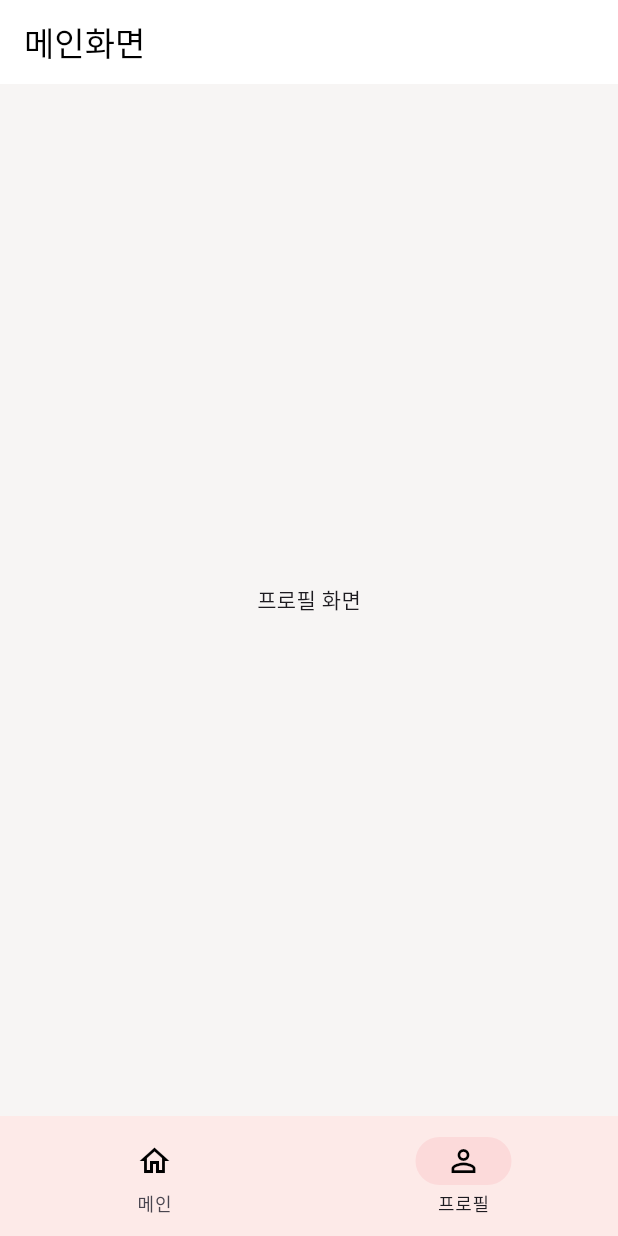
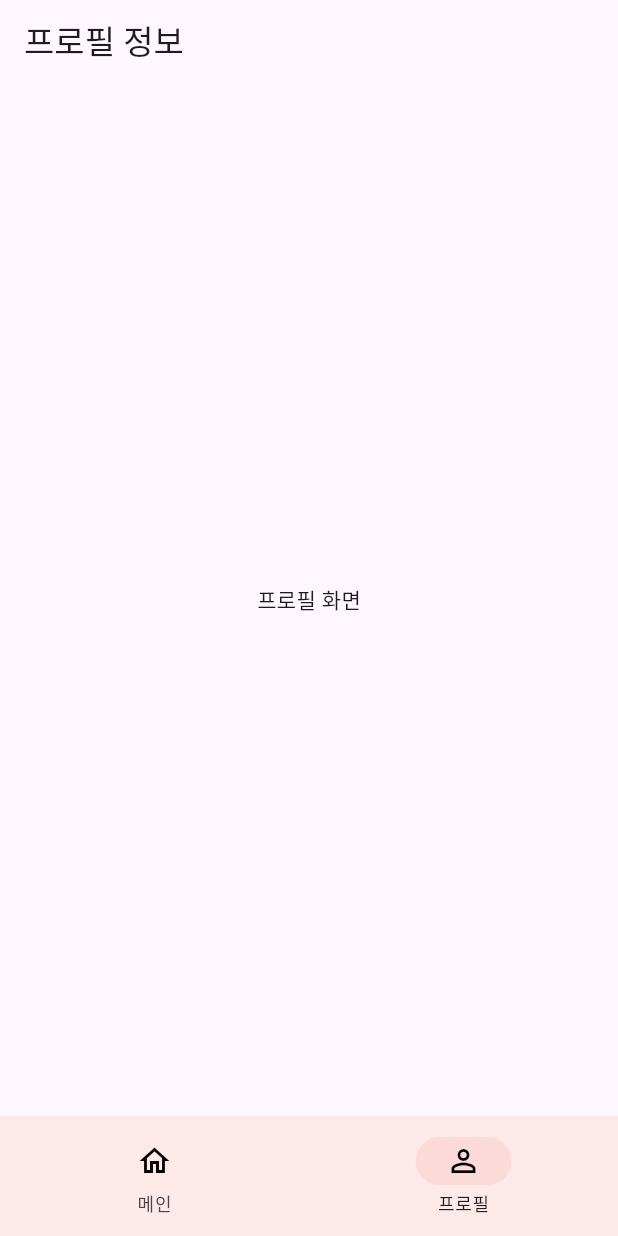
Before and after one commit to KimDaegun00/capstone01, a Flutter app: the screen it shows after launch, item 2 of the bottom bar chosen, on a phone screen of 412 x 824 dp. Run offline on Flutter 3.47's test engine with Material 3 defaults, Android fonts, the phone set to English and light mode, and no system bars.

Commit message:
상단바 버그 픽스
프로필 화면에서 상단바에 메인화면이라 뜨던 오류를 수정하기 위해 메인화면 상단바를 삭제, 프로필에 상단바 추가

```diff
--- a/lib/nav_screens/main_screen.dart
+++ b/lib/nav_screens/main_screen.dart
@@ -43,12 +43,12 @@ class _MainScreenState extends State<MainScreen> {
   @override
   Widget build(BuildContext context) {
     return Scaffold(
-      appBar: AppBar(
-        title: const Text('메인화면'),
-        backgroundColor: Colors.white,
-        elevation: 0,
-        foregroundColor: Colors.black,
-      ),
+      // appBar: AppBar(
+      //   title: const Text('메인화면'),
+      //   backgroundColor: Colors.white,
+      //   elevation: 0,
+      //   foregroundColor: Colors.black,
+      // ),
       backgroundColor: const Color(0xFFF7F5F4),
       body: _getBody(),
       bottomNavigationBar: BottomNavBar(
@@ -62,6 +62,8 @@ class _MainScreenState extends State<MainScreen> {
 /// 메인 화면 2x2 그리드 메뉴
 class MainGridMenu extends StatelessWidget {
   const MainGridMenu({Key? key}) : super(key: key);
+
+
 
   static List<MenuItem> items = [
     MenuItem(
--- a/lib/nav_screens/profile_screen.dart
+++ b/lib/nav_screens/profile_screen.dart
@@ -3,6 +3,13 @@ import 'package:flutter/material.dart';
 class ProfileScreen extends StatelessWidget {
   @override
   Widget build(BuildContext context) {
-    return Center(child: Text('프로필 화면'));
+    return Scaffold(
+      appBar: AppBar(
+        title: Text('프로필 정보'),
+      ),
+      body: Center(
+        child: Text('프로필 화면'),
+      ),
+    );
   }
 }
```
